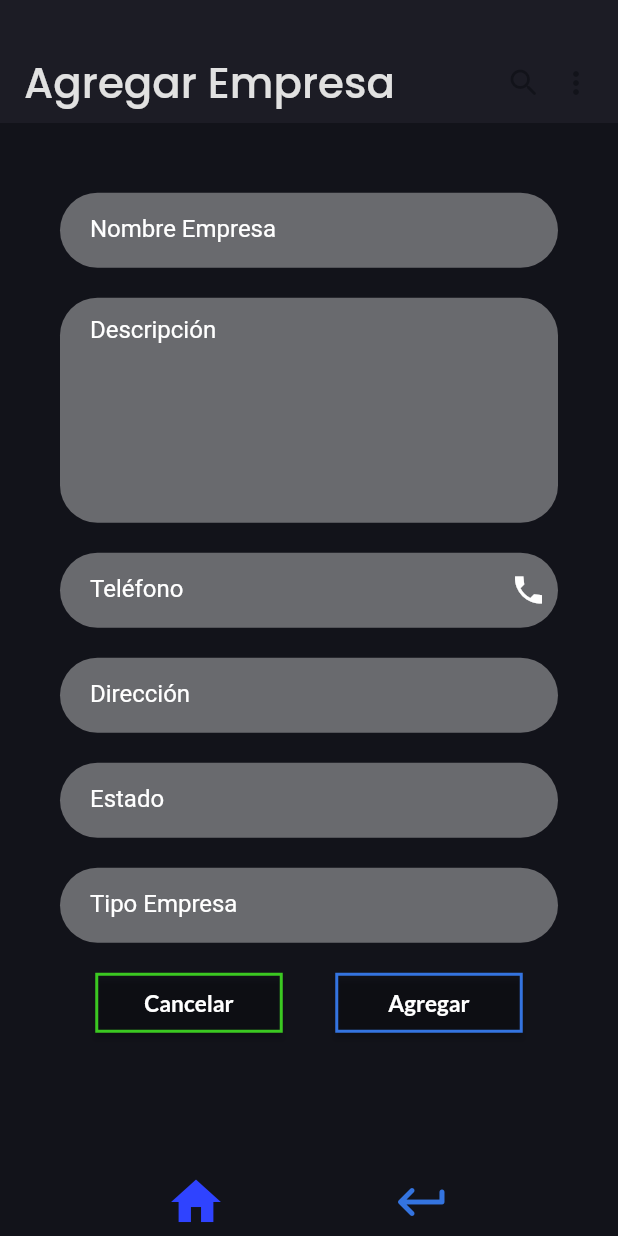
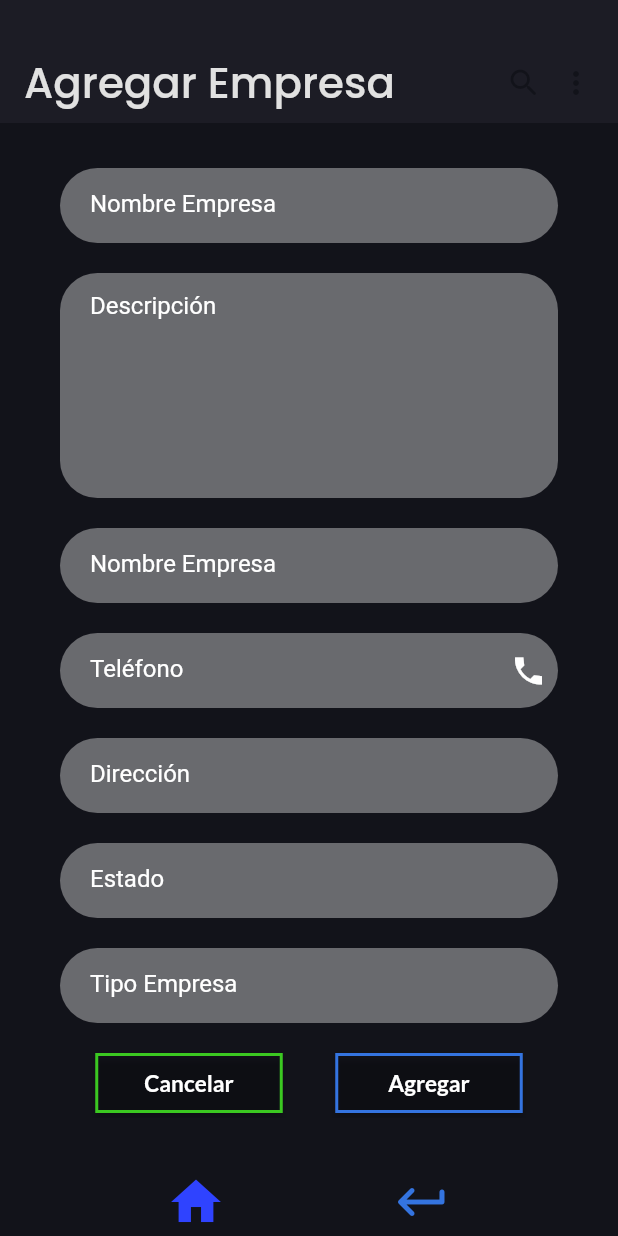
Before and after one commit to asandoval33/FlutterPMO, a Flutter app: the AgregarEmpresaWidget screen opened directly, on a phone screen of 412 x 824 dp. Run offline on Flutter 3.47's test engine with Material 2 defaults, Android fonts, the phone set to English and light mode, and no system bars; drawn by our look-alikes of auto_size_text; our stand-ins replace font_awesome_flutter, geolocator, google_fonts, timeago; network calls fail.

Commit message:
Updating to latest FlutterFlow output.

```diff
--- a/lib/agregar_empresa/agregar_empresa_widget.dart
+++ b/lib/agregar_empresa/agregar_empresa_widget.dart
@@ -1,3 +1,4 @@
+import '../components/text_field1_widget.dart';
 import '../flutter_flow/flutter_flow_theme.dart';
 import '../flutter_flow/flutter_flow_util.dart';
 import '../flutter_flow/flutter_flow_widgets.dart';
@@ -18,7 +19,6 @@ class _AgregarEmpresaWidgetState extends State<AgregarEmpresaWidget> {
   TextEditingController textController3;
   TextEditingController textController4;
   TextEditingController textController5;
-  TextEditingController textController6;
   final scaffoldKey = GlobalKey<ScaffoldState>();
 
   @override
@@ -29,7 +29,6 @@ class _AgregarEmpresaWidgetState extends State<AgregarEmpresaWidget> {
     textController3 = TextEditingController();
     textController4 = TextEditingController();
     textController5 = TextEditingController();
-    textController6 = TextEditingController();
   }
 
   @override
@@ -102,73 +101,7 @@ class _AgregarEmpresaWidgetState extends State<AgregarEmpresaWidget> {
                       mainAxisSize: MainAxisSize.min,
                       mainAxisAlignment: MainAxisAlignment.end,
                       children: [
-                        Padding(
-                          padding: EdgeInsets.fromLTRB(40, 0, 40, 20),
-                          child: Container(
-                            width: double.infinity,
-                            height: 50,
-                            decoration: BoxDecoration(
-                              color: Color(0x65EEEEEE),
-                              borderRadius: BorderRadius.circular(25),
-                            ),
-                            child: Container(
-                              width: 285,
-                              height: 40,
-                              child: Stack(
-                                children: [
-                                  Align(
-                                    alignment: Alignment(0.95, 0),
-                                    child: Icon(
-                                      Icons.settings_outlined,
-                                      color: Color(0x00EEEEEE),
-                                      size: 24,
-                                    ),
-                                  ),
-                                  Padding(
-                                    padding: EdgeInsets.fromLTRB(20, 0, 20, 0),
-                                    child: TextFormField(
-                                      controller: textController1,
-                                      obscureText: false,
-                                      decoration: InputDecoration(
-                                        hintText: 'Nombre Empresa',
-                                        hintStyle: GoogleFonts.getFont(
-                                          'Roboto',
-                                          color: Colors.white,
-                                          fontWeight: FontWeight.normal,
-                                        ),
-                                        enabledBorder: UnderlineInputBorder(
-                                          borderSide: BorderSide(
-                                            color: Color(0x00000000),
-                                            width: 1,
-                                          ),
-                                          borderRadius: const BorderRadius.only(
-                                            topLeft: Radius.circular(4.0),
-                                            topRight: Radius.circular(4.0),
-                                          ),
-                                        ),
-                                        focusedBorder: UnderlineInputBorder(
-                                          borderSide: BorderSide(
-                                            color: Color(0x00000000),
-                                            width: 1,
-                                          ),
-                                          borderRadius: const BorderRadius.only(
-                                            topLeft: Radius.circular(4.0),
-                                            topRight: Radius.circular(4.0),
-                                          ),
-                                        ),
-                                      ),
-                                      style: GoogleFonts.getFont(
-                                        'Roboto',
-                                        color: Colors.white,
-                                        fontWeight: FontWeight.normal,
-                                      ),
-                                    ),
-                                  )
-                                ],
-                              ),
-                            ),
-                          ),
-                        ),
+                        TextField1Widget(),
                         Padding(
                           padding: EdgeInsets.fromLTRB(40, 0, 40, 20),
                           child: Container(
@@ -194,7 +127,7 @@ class _AgregarEmpresaWidgetState extends State<AgregarEmpresaWidget> {
                                   Padding(
                                     padding: EdgeInsets.fromLTRB(20, 0, 20, 0),
                                     child: TextFormField(
-                                      controller: textController2,
+                                      controller: textController1,
                                       obscureText: false,
                                       decoration: InputDecoration(
                                         hintText: 'Descripción',
@@ -238,6 +171,7 @@ class _AgregarEmpresaWidgetState extends State<AgregarEmpresaWidget> {
                             ),
                           ),
                         ),
+                        TextField1Widget(),
                         Padding(
                           padding: EdgeInsets.fromLTRB(40, 0, 40, 20),
                           child: Container(
@@ -263,7 +197,7 @@ class _AgregarEmpresaWidgetState extends State<AgregarEmpresaWidget> {
                                   Padding(
                                     padding: EdgeInsets.fromLTRB(20, 0, 20, 0),
                                     child: TextFormField(
-                                      controller: textController3,
+                                      controller: textController2,
                                       obscureText: false,
                                       decoration: InputDecoration(
                                         hintText: 'Teléfono',
@@ -331,7 +265,7 @@ class _AgregarEmpresaWidgetState extends State<AgregarEmpresaWidget> {
                                   Padding(
                                     padding: EdgeInsets.fromLTRB(20, 0, 20, 0),
                                     child: TextFormField(
-                                      controller: textController4,
+                                      controller: textController3,
                                       obscureText: false,
                                       decoration: InputDecoration(
                                         hintText: 'Dirección',
@@ -398,7 +332,7 @@ class _AgregarEmpresaWidgetState extends State<AgregarEmpresaWidget> {
                                   Padding(
                                     padding: EdgeInsets.fromLTRB(20, 0, 20, 0),
                                     child: TextFormField(
-                                      controller: textController5,
+                                      controller: textController4,
                                       obscureText: false,
                                       decoration: InputDecoration(
                                         hintText: 'Estado',
@@ -465,7 +399,7 @@ class _AgregarEmpresaWidgetState extends State<AgregarEmpresaWidget> {
                                   Padding(
                                     padding: EdgeInsets.fromLTRB(20, 0, 20, 0),
                                     child: TextFormField(
-                                      controller: textController6,
+                                      controller: textController5,
                                       obscureText: false,
                                       decoration: InputDecoration(
                                         hintText: 'Tipo Empresa',
--- /dev/null
+++ b/lib/components/text_field1_widget.dart
@@ -0,0 +1,92 @@
+import '../flutter_flow/flutter_flow_theme.dart';
+import '../flutter_flow/flutter_flow_util.dart';
+import 'package:flutter/material.dart';
+import 'package:google_fonts/google_fonts.dart';
+
+class TextField1Widget extends StatefulWidget {
+  TextField1Widget({Key key}) : super(key: key);
+
+  @override
+  _TextField1WidgetState createState() => _TextField1WidgetState();
+}
+
+class _TextField1WidgetState extends State<TextField1Widget> {
+  TextEditingController textController;
+
+  @override
+  void initState() {
+    super.initState();
+    textController = TextEditingController();
+  }
+
+  @override
+  Widget build(BuildContext context) {
+    return Padding(
+      padding: EdgeInsets.fromLTRB(40, 0, 40, 20),
+      child: Container(
+        width: double.infinity,
+        height: 50,
+        decoration: BoxDecoration(
+          color: Color(0x65EEEEEE),
+          borderRadius: BorderRadius.circular(25),
+        ),
+        child: Container(
+          width: 285,
+          height: 40,
+          child: Stack(
+            children: [
+              Align(
+                alignment: Alignment(0.95, 0),
+                child: Icon(
+                  Icons.settings_outlined,
+                  color: Color(0x00EEEEEE),
+                  size: 24,
+                ),
+              ),
+              Padding(
+                padding: EdgeInsets.fromLTRB(20, 0, 20, 0),
+                child: TextFormField(
+                  controller: textController,
+                  obscureText: false,
+                  decoration: InputDecoration(
+                    hintText: 'Nombre Empresa',
+                    hintStyle: GoogleFonts.getFont(
+                      'Roboto',
+                      color: Colors.white,
+                      fontWeight: FontWeight.normal,
+                    ),
+                    enabledBorder: UnderlineInputBorder(
+                      borderSide: BorderSide(
+                        color: Color(0x00000000),
+                        width: 1,
+                      ),
+                      borderRadius: const BorderRadius.only(
+                        topLeft: Radius.circular(4.0),
+                        topRight: Radius.circular(4.0),
+                      ),
+                    ),
+                    focusedBorder: UnderlineInputBorder(
+                      borderSide: BorderSide(
+                        color: Color(0x00000000),
+                        width: 1,
+                      ),
+                      borderRadius: const BorderRadius.only(
+                        topLeft: Radius.circular(4.0),
+                        topRight: Radius.circular(4.0),
+                      ),
+                    ),
+                  ),
+                  style: GoogleFonts.getFont(
+                    'Roboto',
+                    color: Colors.white,
+                    fontWeight: FontWeight.normal,
+                  ),
+                ),
+              )
+            ],
+          ),
+        ),
+      ),
+    );
+  }
+}
--- a/lib/home_page/home_page_widget.dart
+++ b/lib/home_page/home_page_widget.dart
@@ -29,6 +29,7 @@ class _HomePageWidgetState extends State<HomePageWidget> {
       ),
       backgroundColor: Color(0xFF12131A),
       body: SafeArea(
+        child: SingleChildScrollView(
           child: Column(
             mainAxisSize: MainAxisSize.max,
             children: [
@@ -389,6 +390,7 @@ class _HomePageWidgetState extends State<HomePageWidget> {
             ],
           ),
         ),
+      ),
     );
   }
 }
--- a/pubspec.yaml
+++ b/pubspec.yaml
@@ -25,7 +25,6 @@ dependencies:
     sdk: flutter
   auto_size_text:
   cached_network_image: 2.5.1
-  flutter_datetime_picker: 1.5.0
   font_awesome_flutter:
   geolocator:
   google_fonts: ^1.1.2
```
Lines whose indentation alone changed are shown as unchanged.
